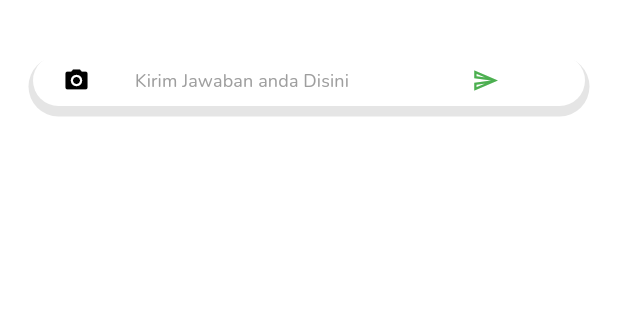
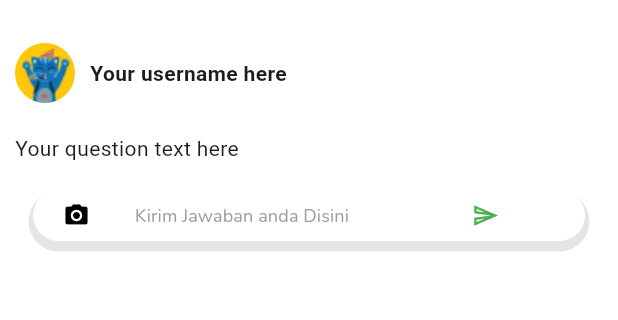
Before and after one commit to SIPalingMumet/Mejakita_ProjectFINAL, a Flutter app: the Jawaban screen opened by its route, on a phone screen of 412 x 824 dp, the part 56-376 px from its top. Run offline on Flutter 3.47's test engine with Material 3 defaults, Android fonts, the light colour scheme and no system bars; our stand-ins replace google_fonts.

Commit message:
mensyelesaikan sedikit

```diff
--- a/lib/Component/ComponentJawaban.dart
+++ b/lib/Component/ComponentJawaban.dart
@@ -3,7 +3,20 @@ import 'package:google_fonts/google_fonts.dart';
 import 'package:static_mejakita/Fungsi/FungsiJawaban.dart';
 
 class Louis extends StatefulWidget {
-  const Louis({super.key});
+  final String questionText;
+  final String userName;
+  final String? imageUrl;
+  final int? likes;
+  final int? comments;
+
+  const Louis({
+    super.key,
+    required this.questionText,
+    required this.userName,
+    this.imageUrl,
+    this.likes,
+   this.comments,
+  });
 
   @override
   State<Louis> createState() => _LouisState();
@@ -20,14 +33,52 @@ class _LouisState extends State<Louis> {
         child: Column(
           crossAxisAlignment: CrossAxisAlignment.start,
           children: [
+            Row(
+              children: [
+                ClipOval(
+                  child: Image.asset(
+                    'images/Ion1.png',
+                    width: 40,
+                    height: 40,
+                    fit: BoxFit.cover,
+                  ),
+                ),
+                const SizedBox(width: 10),
+                Text(
+                  widget.userName,
+                  style: const TextStyle(
+                    fontWeight: FontWeight.bold,
+                    fontSize: 14,
+                  ),
+                ),
+              ],
+            ),
+            const SizedBox(height: 10),
+            if (widget.imageUrl != null)
+              Container(
+                width: 100,
+                height: 150,
+                decoration: BoxDecoration(
+                  borderRadius: BorderRadius.circular(10),
+                  image: DecorationImage(
+                    image: NetworkImage(widget.imageUrl!),
+                    fit: BoxFit.cover,
+                  ),
+                ),
+              ),
+            const SizedBox(height: 10),
+            Text(
+              widget.questionText,
+              style: const TextStyle(fontSize: 14),
+            ),
+            const SizedBox(height: 10),
             TextButton(
               onPressed: () {
                 myFungis.inputJawaban(context);
               },
               child: Container(
                 width: double.infinity,
-                padding:
-                    const EdgeInsets.symmetric(vertical: 8, horizontal: 20),
+                padding: const EdgeInsets.symmetric(vertical: 8, horizontal: 20),
                 decoration: BoxDecoration(
                   color: Colors.white,
                   borderRadius: BorderRadius.circular(20),
--- a/lib/Pages/Jawaban.dart
+++ b/lib/Pages/Jawaban.dart
@@ -25,7 +25,14 @@ class _JawabanState extends State<Jawaban> {
         title: Text("Diskusi PR",
         style: GoogleFonts.nunito(fontSize: 14, fontWeight: FontWeight.w800),),
         ),
-        body: const Louis(),
+        body: const Louis(
+  questionText: 'Your question text here',
+  userName: 'Your username here',
+  imageUrl: null,
+  likes: null,
+  comments: null,
+),
+
     );
   }
 }
```
Also changed, not shown: lib/Component/ComponentPr.dart (+10 -2 lines), lib/Fungsi/filter.dart (+67 -11 lines).
